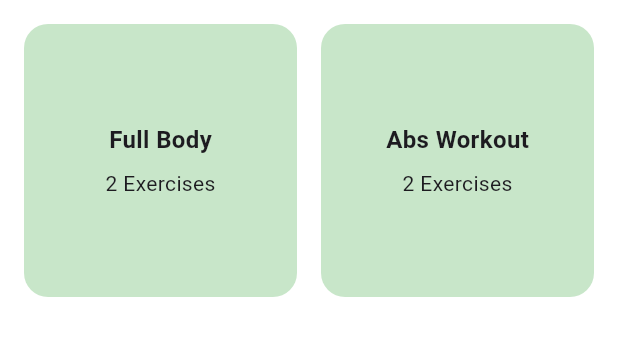
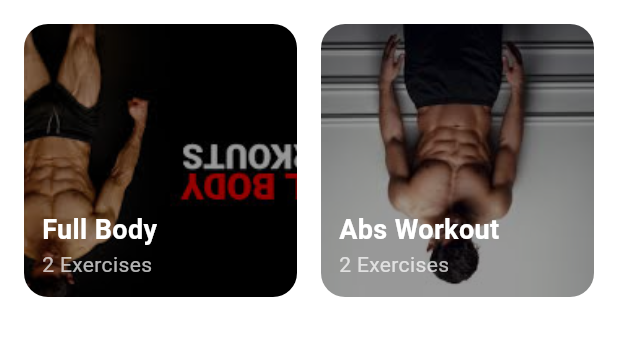
Before and after one commit to TashmeenUllah/fitness_app, a Flutter app: the screen it shows after launch, on a phone screen of 412 x 824 dp, the part 84-440 px from its top. Run offline on Flutter 3.47's test engine with Material 3 defaults, Android fonts, the phone set to English and light mode, and no system bars.

Commit message:
Fix workout card rendering with image fallback

```diff
--- a/lib/data/workout_data.dart
+++ b/lib/data/workout_data.dart
@@ -4,7 +4,7 @@ import '../models/exercise_model.dart';
 final List<Workout> workouts = [
   Workout(
     title: "Full Body",
-    image: "assets/images/fullbody.png",
+    image: "assets/images/fullbody2.png",
     exercises: [
       Exercise(
         name: "Jumping Jacks",
--- a/lib/screens/home/home_screen.dart
+++ b/lib/screens/home/home_screen.dart
@@ -1,5 +1,7 @@
 import 'package:flutter/material.dart';
 import '../../data/workout_data.dart';
+import '../../widgets/workout_card.dart';
+import '../workout/exercise_list_screen.dart';
 
 class HomeScreen extends StatelessWidget {
   const HomeScreen({super.key});
@@ -20,25 +22,17 @@ class HomeScreen extends StatelessWidget {
         ),
         itemBuilder: (context, index) {
           final workout = workouts[index];
-          return Container(
-            decoration: BoxDecoration(
-              color: Colors.green.shade100,
-              borderRadius: BorderRadius.circular(16),
-            ),
-            child: Column(
-              mainAxisAlignment: MainAxisAlignment.center,
-              children: [
-                Text(
-                  workout.title,
-                  style: const TextStyle(
-                    fontSize: 16,
-                    fontWeight: FontWeight.bold,
-                  ),
+          return WorkoutCard(
+            workout: workout,
+            onTap: () {
+              Navigator.push(
+                context,
+                MaterialPageRoute(
+                  builder: (_) =>
+                      ExerciseListScreen(workout: workout),
                 ),
-                const SizedBox(height: 8),
-                Text("${workout.exercises.length} Exercises"),
-              ],
-            ),
+              );
+            },
           );
         },
       ),
--- a/lib/widgets/workout_card.dart
+++ b/lib/widgets/workout_card.dart
@@ -0,0 +1,58 @@
+import 'package:flutter/material.dart';
+import '../models/workout_model.dart';
+
+class WorkoutCard extends StatelessWidget {
+  final Workout workout;
+  final VoidCallback onTap;
+
+  const WorkoutCard({
+    super.key,
+    required this.workout,
+    required this.onTap,
+  });
+
+  @override
+  Widget build(BuildContext context) {
+    return GestureDetector(
+      onTap: onTap,
+      child: Container(
+       decoration: BoxDecoration(
+  borderRadius: BorderRadius.circular(16),
+  image: DecorationImage(
+
+    image: AssetImage(workout.image),
+    fit: BoxFit.cover,         // scales image to cover the container
+    alignment: Alignment.center, // ensures proper alignment
+    colorFilter: ColorFilter.mode(
+      Colors.black.withOpacity(0.4),
+      BlendMode.darken,
+    ),
+
+  ),
+),
+
+        child: Padding(
+          padding: const EdgeInsets.all(12),
+          child: Column(
+            mainAxisAlignment: MainAxisAlignment.end,
+            crossAxisAlignment: CrossAxisAlignment.start,
+            children: [
+              Text(
+                workout.title,
+                style: const TextStyle(
+                  color: Colors.white,
+                  fontSize: 18,
+                  fontWeight: FontWeight.bold,
+                ),
+              ),
+              Text(
+                "${workout.exercises.length} Exercises",
+                style: const TextStyle(color: Colors.white70),
+              ),
+            ],
+          ),
+        ),
+      ),
+    );
+  }
+}
```
Also changed, not shown: lib/screens/workout/exercise_list_screen.dart (added, +33 -0 lines), assets/images/absworkout.png, assets/images/fullbody1.png (added), assets/images/fullbody2.png (added).
